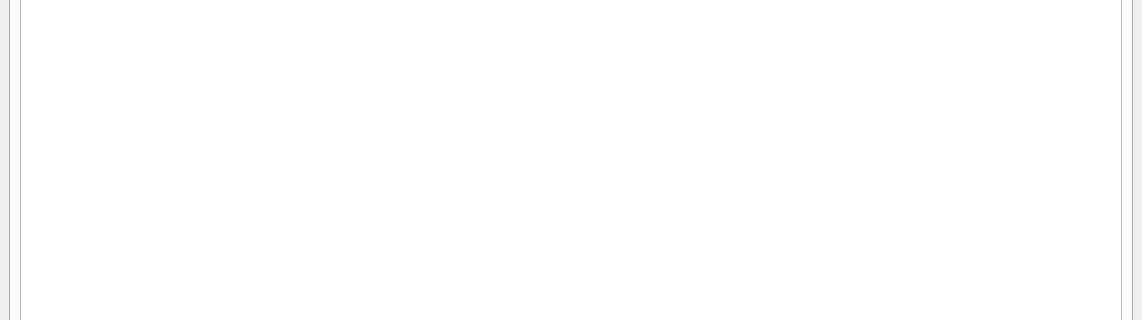
Qt form mainwindow.ui (VirtUalProtoss/Kashier) before a commit; both pictures show x 0 to 1142 and y 243 to 563 of the 1142 by 695 pixel window.
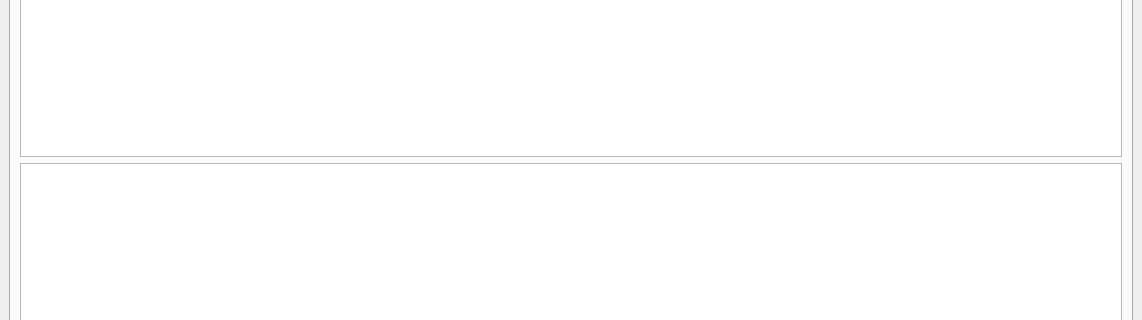
The same form after that commit. Icons and pictures are not drawn.

```diff
--- a/mainwindow.ui
+++ b/mainwindow.ui
@@ -379,6 +379,9 @@
           <item>
            <widget class="QTableWidget" name="tblPayments"/>
           </item>
+          <item>
+           <widget class="QTableView" name="viewPayments"/>
+          </item>
          </layout>
         </item>
        </layout>
```
